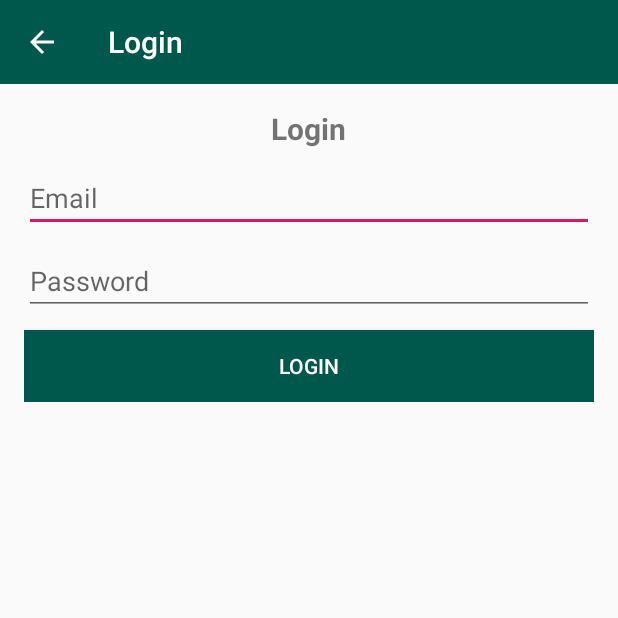
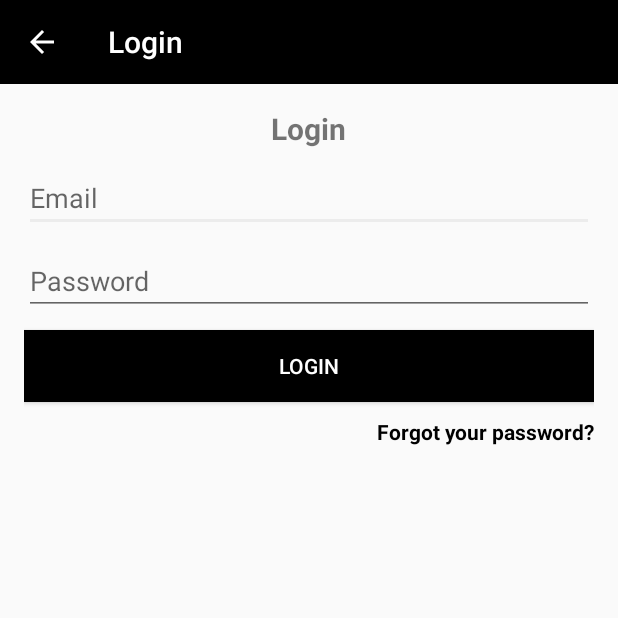
Before and after one commit to emma-boardman/android-group-project, an Android app: the LoginActivity screen opened directly, with no data from a screen before it, on a phone screen of 412 x 824 dp, the top half of it. Run offline under Robolectric (Android 15) with nearby library versions, the phone set to English and light mode, and no system bars; our stand-ins replace Firebase (no records; nobody signed in at launch, a user with empty details on screens opened directly); libraries missing offline, so code that uses them is left out: com.rengwuxian.materialedittext; plain views replace MaterialEditText; 2 statements that could not run were skipped.

```diff
--- a/app/src/main/java/com/example/testandroidapplication/LoginActivity.java
+++ b/app/src/main/java/com/example/testandroidapplication/LoginActivity.java
@@ -8,6 +8,7 @@ import android.support.v7.widget.Toolbar;
 import android.text.TextUtils;
 import android.view.View;
 import android.widget.Button;
+import android.widget.TextView;
 import android.widget.Toast;
 
 import com.google.android.gms.tasks.OnCompleteListener;
@@ -22,6 +23,7 @@ public class LoginActivity extends AppCompatActivity {
     Button btn_login;
 
     FirebaseAuth auth;
+    TextView forgot_password;
 
     @Override
     protected void onCreate(Bundle savedInstanceState) {
@@ -38,6 +40,14 @@ public class LoginActivity extends AppCompatActivity {
         email = findViewById(R.id.email);
         password = findViewById(R.id.password);
         btn_login = findViewById(R.id.btn_login);
+        forgot_password = findViewById(R.id.forgot_password);
+
+        forgot_password.setOnClickListener(new View.OnClickListener() {
+            @Override
+            public void onClick(View view) {
+                startActivity(new Intent(LoginActivity.this, ResetPasswordActivity.class));
+            }
+        });
 
         btn_login.setOnClickListener(new View.OnClickListener() {
             @Override
--- a/app/src/main/res/layout/activity_login.xml
+++ b/app/src/main/res/layout/activity_login.xml
@@ -52,6 +52,17 @@
             android:layout_marginTop="10dp"
             android:textColor="#FFFFFF"/>
 
+        <TextView
+            android:layout_width="wrap_content"
+            android:layout_height="wrap_content"
+            android:gravity="center"
+            android:text="Forgot your password?"
+            android:layout_marginTop="10dp"
+            android:layout_gravity="end"
+            android:textStyle="bold"
+            android:id="@+id/forgot_password"
+            android:textColor="@color/colorPrimaryDark"/>
+
     </LinearLayout>
 
 
--- a/app/src/main/res/layout/fragment_users.xml
+++ b/app/src/main/res/layout/fragment_users.xml
@@ -3,7 +3,7 @@
     xmlns:tools="http://schemas.android.com/tools"
     android:layout_width="match_parent"
     android:layout_height="match_parent"
-    android:background="#d97a7a"
+    android:background="#fff"
     tools:context=".Fragments.UsersFragment">
 
     <EditText
--- a/app/src/main/res/values/colors.xml
+++ b/app/src/main/res/values/colors.xml
@@ -1,6 +1,6 @@
 <?xml version="1.0" encoding="utf-8"?>
 <resources>
-    <color name="colorPrimary">#008577</color>
-    <color name="colorPrimaryDark">#00574B</color>
-    <color name="colorAccent">#D81B60</color>
+    <color name="colorPrimary">#3D3D3D</color>
+    <color name="colorPrimaryDark">#000000</color>
+    <color name="colorAccent">#ECECEC</color>
 </resources>
```
Also changed, not shown: app/src/main/AndroidManifest.xml (+10 -2 lines), app/src/main/java/com/example/testandroidapplication/ActualMessaging.java (+23 -4 lines), app/src/main/java/com/example/testandroidapplication/Fragments/ChatsFragment.java (+16 -30 lines), app/src/main/java/com/example/testandroidapplication/Model/Chatlist.java (added, +21 -0 lines), app/src/main/java/com/example/testandroidapplication/ResetPasswordActivity.java (added, +64 -0 lines), app/src/main/res/layout/activity_reset_password.xml (added, +48 -0 lines), 1 other file.
